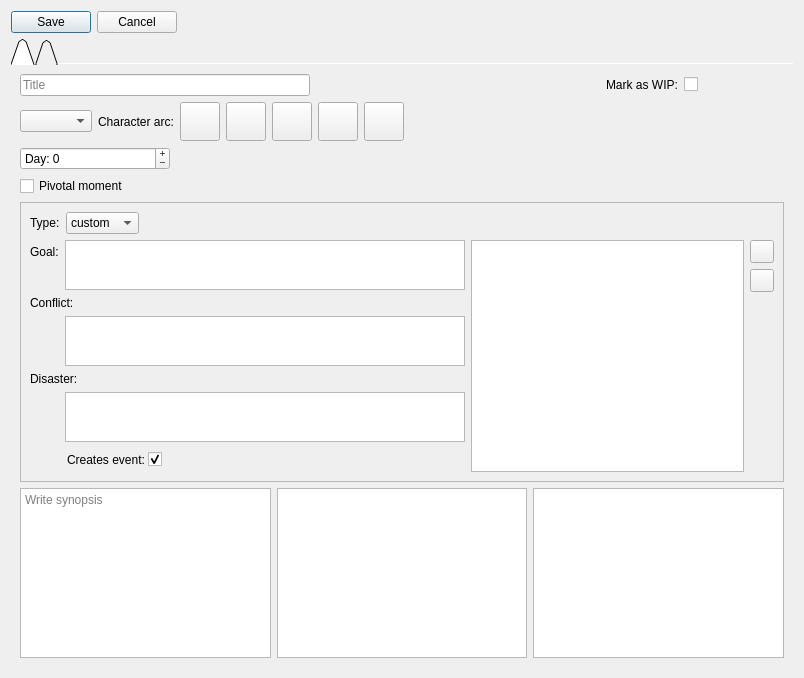
First picture: the form in ui/scene_editor.ui, repository zkovari/plotlyst, before the edit.
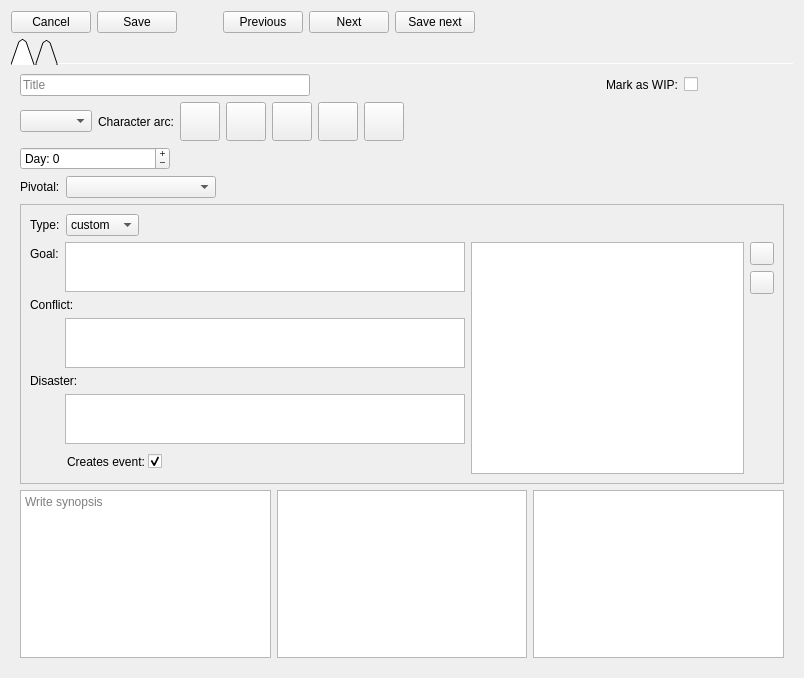
Second picture: the form after the edit. Custom widgets are drawn as their Qt base class.

Commit message: Add previous, next, saveAndNext buttons in scene editor

The edit to the form file:
```diff
--- a/ui/scene_editor.ui
+++ b/ui/scene_editor.ui
@@ -14,12 +14,85 @@
    <string>Form</string>
   </property>
   <layout class="QVBoxLayout" name="verticalLayout">
-   <item alignment="Qt::AlignLeft">
-    <widget class="QDialogButtonBox" name="buttonBox">
-     <property name="standardButtons">
-      <set>QDialogButtonBox::Cancel|QDialogButtonBox::Save</set>
-     </property>
-    </widget>
+   <item>
+    <layout class="QHBoxLayout" name="horizontalLayout_8">
+     <item>
+      <widget class="QPushButton" name="btnCancel">
+       <property name="text">
+        <string>Cancel</string>
+       </property>
+       <property name="shortcut">
+        <string>Esc</string>
+       </property>
+      </widget>
+     </item>
+     <item>
+      <widget class="QPushButton" name="btnSave">
+       <property name="text">
+        <string>Save</string>
+       </property>
+       <property name="shortcut">
+        <string>Ctrl+S</string>
+       </property>
+      </widget>
+     </item>
+     <item>
+      <spacer name="horizontalSpacer_7">
+       <property name="orientation">
+        <enum>Qt::Horizontal</enum>
+       </property>
+       <property name="sizeType">
+        <enum>QSizePolicy::Preferred</enum>
+       </property>
+       <property name="sizeHint" stdset="0">
+        <size>
+         <width>40</width>
+         <height>20</height>
+        </size>
+       </property>
+      </spacer>
+     </item>
+     <item>
+      <widget class="QPushButton" name="btnPrevious">
+       <property name="text">
+        <string>Previous</string>
+       </property>
+      </widget>
+     </item>
+     <item>
+      <widget class="QPushButton" name="btnNext">
+       <property name="text">
+        <string>Next</string>
+       </property>
+       <property name="shortcut">
+        <string>N</string>
+       </property>
+      </widget>
+     </item>
+     <item>
+      <widget class="QPushButton" name="btnSaveAndNext">
+       <property name="text">
+        <string>Save next</string>
+       </property>
+       <property name="shortcut">
+        <string>Ctrl+N</string>
+       </property>
+      </widget>
+     </item>
+     <item>
+      <spacer name="horizontalSpacer_6">
+       <property name="orientation">
+        <enum>Qt::Horizontal</enum>
+       </property>
+       <property name="sizeHint" stdset="0">
+        <size>
+         <width>40</width>
+         <height>20</height>
+        </size>
+       </property>
+      </spacer>
+     </item>
+    </layout>
    </item>
    <item>
     <widget class="QTabWidget" name="tabWidget">
@@ -281,11 +354,89 @@
         </widget>
        </item>
        <item>
-        <widget class="QCheckBox" name="cbPivotal">
-         <property name="text">
-          <string>Pivotal moment</string>
-         </property>
-        </widget>
+        <layout class="QHBoxLayout" name="horizontalLayout_7">
+         <item>
+          <widget class="QLabel" name="label_5">
+           <property name="text">
+            <string>Pivotal:</string>
+           </property>
+          </widget>
+         </item>
+         <item>
+          <widget class="QComboBox" name="cbPivotal">
+           <property name="minimumSize">
+            <size>
+             <width>150</width>
+             <height>0</height>
+            </size>
+           </property>
+           <property name="maximumSize">
+            <size>
+             <width>200</width>
+             <height>16777215</height>
+            </size>
+           </property>
+           <item>
+            <property name="text">
+             <string/>
+            </property>
+           </item>
+           <item>
+            <property name="text">
+             <string>Inciting incident</string>
+            </property>
+           </item>
+           <item>
+            <property name="text">
+             <string>First plot point</string>
+            </property>
+           </item>
+           <item>
+            <property name="text">
+             <string>First pinch point</string>
+            </property>
+           </item>
+           <item>
+            <property name="text">
+             <string>Midpoint</string>
+            </property>
+           </item>
+           <item>
+            <property name="text">
+             <string>Second pinch point</string>
+            </property>
+           </item>
+           <item>
+            <property name="text">
+             <string>Dark moment</string>
+            </property>
+           </item>
+           <item>
+            <property name="text">
+             <string>A-ha moment</string>
+            </property>
+           </item>
+           <item>
+            <property name="text">
+             <string>Climax</string>
+            </property>
+           </item>
+          </widget>
+         </item>
+         <item>
+          <spacer name="horizontalSpacer_5">
+           <property name="orientation">
+            <enum>Qt::Horizontal</enum>
+           </property>
+           <property name="sizeHint" stdset="0">
+            <size>
+             <width>40</width>
+             <height>20</height>
+            </size>
+           </property>
+          </spacer>
+         </item>
+        </layout>
        </item>
        <item>
         <widget class="QFrame" name="frame">
```
The commit also changes 1 other file.
